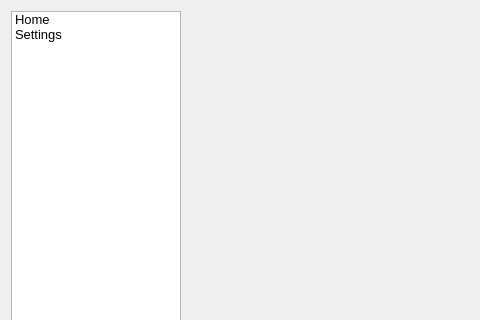
Before: the Qt Designer form adminmenuform.ui in thenewcoder/school-administration-system, drawn with Qt 5; both pictures show x 0 to 480 and y 0 to 320 of the 707 by 490 pixel window.
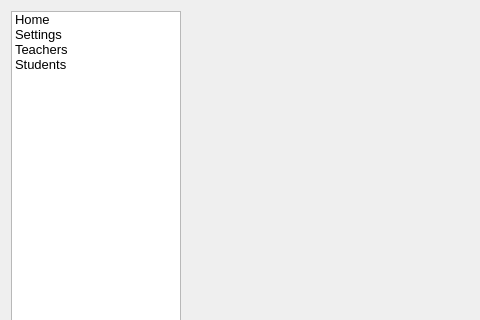
After: the same form once the commit is applied.

```diff
--- a/adminmenuform.ui
+++ b/adminmenuform.ui
@@ -43,6 +43,16 @@
        <string>Settings</string>
       </property>
      </item>
+     <item>
+      <property name="text">
+       <string>Teachers</string>
+      </property>
+     </item>
+     <item>
+      <property name="text">
+       <string>Students</string>
+      </property>
+     </item>
     </widget>
    </item>
    <item>
```
Left out of the diff: 30 changed lines with no effect on the pictures.
